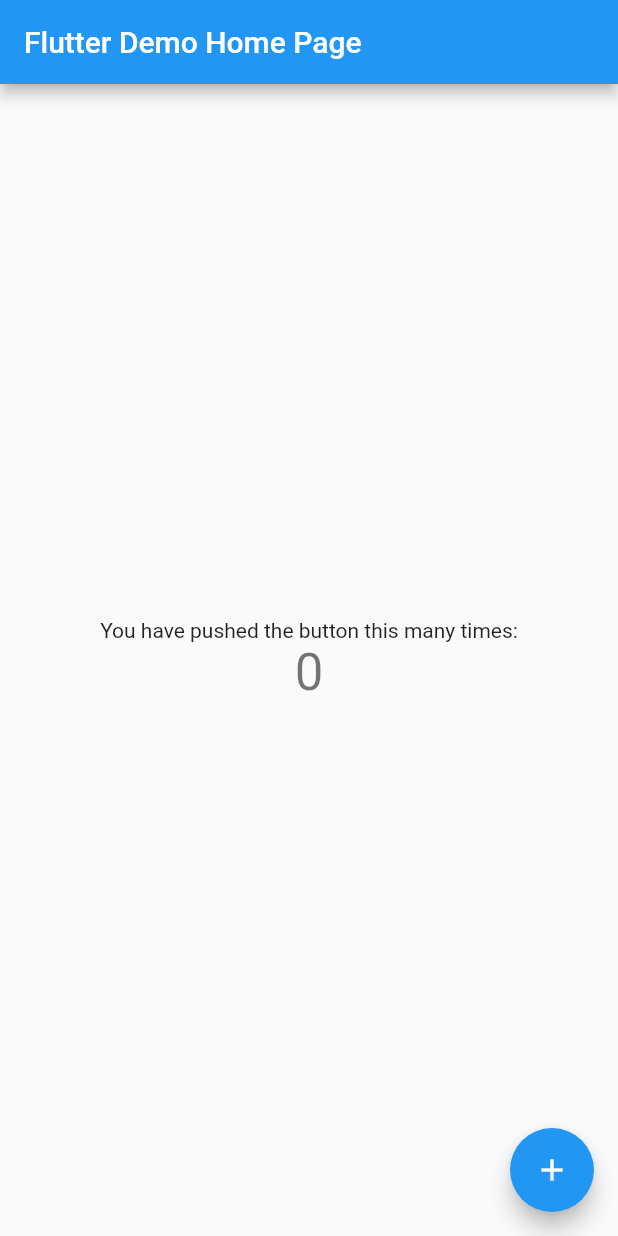
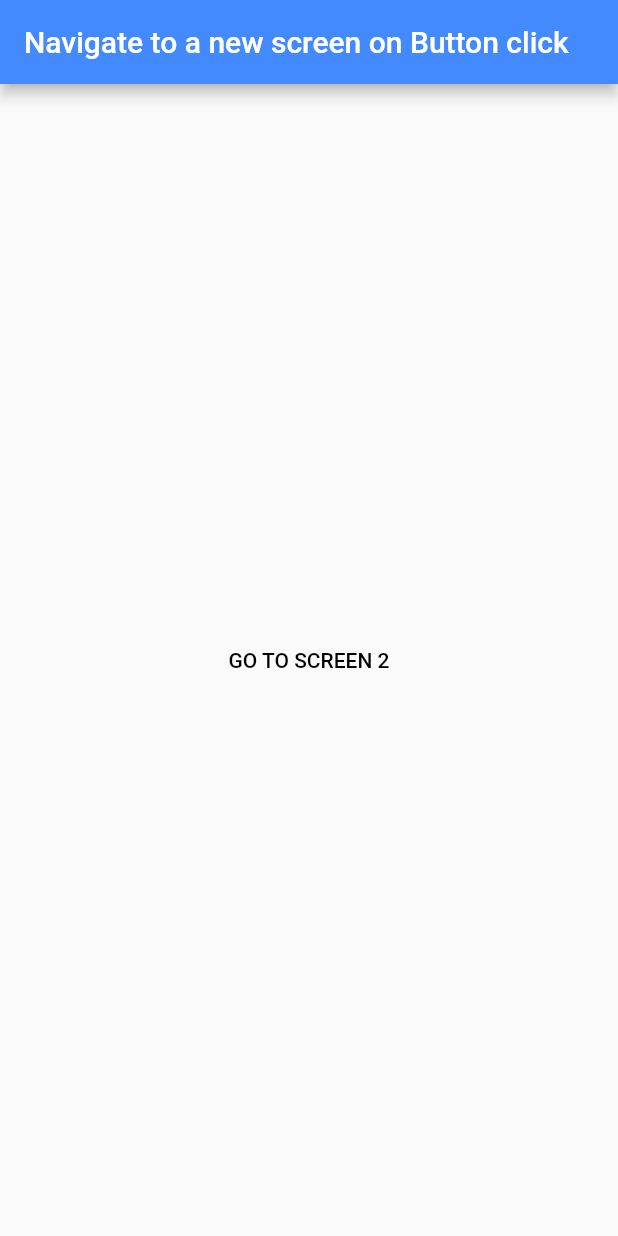
Before and after one commit to codewith-fun/flutter-app, a Flutter app: the screen it shows after launch, on a phone screen of 412 x 824 dp. Run offline on Flutter 3.47's test engine with Material 2 defaults, Android fonts, the phone set to English and light mode, and no system bars.

Commit message:
project setup

```diff
--- a/test_app/lib/main.dart
+++ b/test_app/lib/main.dart
@@ -1,76 +1,65 @@
 import 'package:flutter/material.dart';
 
-void main() {
-  runApp(const MyApp());
-}
+void main() => runApp(MyApp());
 
+/// This Widget is the main application widget.
 class MyApp extends StatelessWidget {
-  const MyApp({super.key});
-
   @override
   Widget build(BuildContext context) {
     return MaterialApp(
-      title: 'Flutter Demo',
-      theme: ThemeData(
-
-        primarySwatch: Colors.blue,
-      ),
-      home: const MyHomePage(title: 'Flutter Demo Home Page'),
-      debugShowCheckedModeBanner: false,
-      debugShowMaterialGrid: false,
+       home: Home(),
+       debugShowCheckedModeBanner: false,
     );
   }
 }
 
-class MyHomePage extends StatefulWidget {
-  const MyHomePage({super.key, required this.title});
-
-
-  final String title;
-
+class Home extends StatefulWidget {
   @override
-  State<MyHomePage> createState() => _MyHomePageState();
+  _HomeState createState() => _HomeState();
 }
 
-class _MyHomePageState extends State<MyHomePage> {
-  int _counter = 0;
-
-  void _incrementCounter() {
-    setState(() {
-
-      _counter++;
-    });
-  }
-
+class _HomeState extends State<Home> {
   @override
   Widget build(BuildContext context) {
-
     return Scaffold(
       appBar: AppBar(
+          title: const Text('Navigate to a new screen on Button click'),
+            backgroundColor: Colors.blueAccent),
+      body: Center(
+        child: TextButton(
 
-        title: Text(widget.title),
-      ),
-      body: Center(
+          onPressed: () {
+            Navigator.of(context).push(MaterialPageRoute(builder: (context)=>Screen2()));
+          },
+          child: const Text('GO TO SCREEN 2', style: TextStyle(color: Colors.black),),
 
-        child: Column(
-
-          mainAxisAlignment: MainAxisAlignment.center,
-          children: <Widget>[
-            const Text(
-              'You have pushed the button this many times:',
-            ),
-            Text(
-              '$_counter',
-              style: Theme.of(context).textTheme.headline4,
-            ),
-          ],
         ),
       ),
-      floatingActionButton: FloatingActionButton(
-        onPressed: _incrementCounter,
-        tooltip: 'Increment',
-        child: const Icon(Icons.add),
-      ), // This trailing comma makes auto-formatting nicer for build methods.
     );
   }
 }
+class Screen2 extends StatefulWidget {
+  @override
+  _Screen2State createState() => _Screen2State();
+}
+
+class _Screen2State extends State<Screen2> {
+  @override
+  Widget build(BuildContext context) {
+    return Scaffold(
+      appBar: AppBar(
+          title: const Text('Navigate to Previous'),
+          backgroundColor: Colors.blueAccent),
+      body: Center(
+        child: TextButton(
+
+          onPressed: () {
+            Navigator.of(context).push(MaterialPageRoute(builder: (context)=>Home()));
+
+          },
+          child: const Text('GO TO HOME',style: TextStyle(color: Colors.white),),
+        ),
+      ),
+    );
+  }
+}
```
